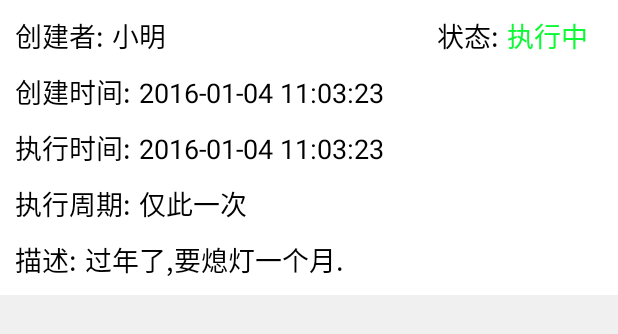
After one commit to jniming/smarthome, an Android app: the layout time_task_list_item.xml on its own in the app's theme, with its tools: preview values and no code run, on a phone screen of 412 x 824 dp. The commit adds this screen. Shown: the top 334 px of the screen. Run offline under Robolectric (Android 15) with nearby library versions, the phone set to English and light mode, and no system bars.

Commit message:
201601041742

```diff
--- a/app/src/main/AndroidManifest.xml
+++ b/app/src/main/AndroidManifest.xml
@@ -369,6 +369,11 @@
             android:label="@string/app_name"
             android:screenOrientation="portrait" >
         </activity>
+        <activity
+            android:name="com.kqt.smarthome.activity.TimeTaskListActivity"
+            android:label="@string/app_name"
+            android:screenOrientation="portrait" >
+        </activity>
     </application>
 
 </manifest>
--- a/app/src/main/java/com/kqt/smarthome/adpter/BoxSettingAdpter.java
+++ b/app/src/main/java/com/kqt/smarthome/adpter/BoxSettingAdpter.java
@@ -14,7 +14,7 @@ import com.kqt.smarthome.R;
 import com.kqt.smarthome.activity.BoxPowerValueActivity;
 import com.kqt.smarthome.activity.SettingBoxNameActivity;
 import com.kqt.smarthome.activity.SettingBoxShareActivity;
-import com.kqt.smarthome.activity.TimeTaskDeviceActivity;
+import com.kqt.smarthome.activity.TimeTaskListActivity;
 import com.kqt.smarthome.entity.Device;
 
 import java.util.HashMap;
@@ -89,7 +89,7 @@ public class BoxSettingAdpter extends BaseAdapter {
 
 					break;
 				case 2: // 定时任务
-					intent = new Intent(context, TimeTaskDeviceActivity.class);
+					intent = new Intent(context, TimeTaskListActivity.class);
 					context.startActivity(intent);
 					break;
 				case 3: // 报警管理
--- a/app/src/main/java/com/kqt/smarthome/fragment/DeviceLayerFragment.java
+++ b/app/src/main/java/com/kqt/smarthome/fragment/DeviceLayerFragment.java
@@ -176,6 +176,8 @@ public class DeviceLayerFragment extends LazyFragment implements
 		boolean flg = false;
 
 		if (device.getdType() == Config.BOX_TYPE) {
+
+
 			AC.bindMgr().unbindGateway(Config.SUBDOMAIN, device.getDeviceid(),
 					new VoidCallback() {
 
--- /dev/null
+++ b/app/src/main/res/layout/time_task_list_item.xml
@@ -0,0 +1,164 @@
+<?xml version="1.0" encoding="utf-8"?>
+<LinearLayout xmlns:android="http://schemas.android.com/apk/res/android"
+              android:layout_width="match_parent"
+              android:layout_height="match_parent"
+              android:background="@color/gray"
+
+              android:orientation="vertical">
+
+    <LinearLayout
+        android:layout_width="match_parent"
+        android:layout_height="wrap_content"
+        android:background="@color/white"
+        android:orientation="vertical"
+        android:padding="10dp">
+
+        <FrameLayout
+            android:layout_width="match_parent"
+            android:layout_height="wrap_content"
+            android:orientation="horizontal">
+
+            <LinearLayout
+                android:layout_width="wrap_content"
+                android:layout_height="wrap_content"
+                android:orientation="horizontal">
+
+                <TextView
+                    android:layout_width="wrap_content"
+                    android:layout_height="wrap_content"
+                    android:text="创建者:"
+                    android:textColor="@color/back"
+                    android:textSize="18sp"/>
+
+                <TextView
+                    android:id="@+id/time_task_adminname"
+                    android:layout_width="wrap_content"
+                    android:layout_height="wrap_content"
+                    android:layout_marginLeft="5dp"
+                    android:text="小明"
+                    android:textColor="@color/back"
+                    android:textSize="18sp"/>
+            </LinearLayout>
+
+            <LinearLayout
+                android:layout_width="wrap_content"
+                android:layout_height="wrap_content"
+                android:layout_gravity="right"
+                android:layout_marginRight="10dp"
+                android:orientation="horizontal">
+
+                <TextView
+                    android:layout_width="wrap_content"
+                    android:layout_height="wrap_content"
+                    android:text="状态:"
+                    android:textColor="@color/back"
+                    android:textSize="18sp"/>
+
+                <TextView
+                    android:id="@+id/time_task_do"
+                    android:layout_width="wrap_content"
+                    android:layout_height="wrap_content"
+                    android:layout_gravity="right"
+                    android:layout_marginLeft="5dp"
+                    android:text="执行中"
+                    android:textColor="@color/gree"
+                    android:textSize="18sp"/>
+            </LinearLayout>
+        </FrameLayout>
+
+        <LinearLayout
+            android:layout_width="match_parent"
+            android:layout_height="wrap_content"
+            android:layout_marginTop="10dp"
+            android:orientation="horizontal">
+
+            <TextView
+                android:layout_width="wrap_content"
+                android:layout_height="wrap_content"
+                android:text="创建时间:"
+                android:textColor="@color/back"
+                android:textSize="18sp"/>
+
+            <TextView
+                android:id="@+id/time_task_mode_time"
+                android:layout_width="wrap_content"
+                android:layout_height="wrap_content"
+                android:layout_marginLeft="5dp"
+                android:text="2016-01-04 11:03:23"
+                android:textColor="@color/back"
+                android:textSize="18sp"/>
+        </LinearLayout>
+
+        <LinearLayout
+            android:layout_width="match_parent"
+            android:layout_height="wrap_content"
+            android:layout_marginTop="10dp"
+            android:orientation="horizontal">
+
+            <TextView
+                android:layout_width="wrap_content"
+                android:layout_height="wrap_content"
+                android:text="执行时间:"
+                android:textColor="@color/back"
+                android:textSize="18sp"/>
+
+            <TextView
+                android:id="@+id/time_task_dotime"
+                android:layout_width="wrap_content"
+                android:layout_height="wrap_content"
+                android:layout_marginLeft="5dp"
+                android:text="2016-01-04 11:03:23"
+                android:textColor="@color/back"
+                android:textSize="18sp"/>
+        </LinearLayout>
+
+        <LinearLayout
+            android:layout_width="match_parent"
+            android:layout_height="wrap_content"
+            android:layout_marginTop="10dp"
+            android:orientation="horizontal">
+
+            <TextView
+                android:layout_width="wrap_content"
+                android:layout_height="wrap_content"
+                android:text="执行周期:"
+                android:textColor="@color/back"
+                android:textSize="18sp"/>
+
+            <TextView
+                android:id="@+id/time_task_period"
+                android:layout_width="wrap_content"
+                android:layout_height="wrap_content"
+                android:layout_marginLeft="5dp"
+                android:text="仅此一次"
+                android:textColor="@color/back"
+                android:textSize="18sp"/>
+        </LinearLayout>
+
+        <LinearLayout
+            android:layout_width="match_parent"
+            android:layout_height="wrap_content"
+            android:layout_marginTop="10dp"
+            android:orientation="horizontal">
+
+            <TextView
+                android:layout_width="wrap_content"
+                android:layout_height="wrap_content"
+                android:text="描述:"
+                android:textColor="@color/back"
+                android:textSize="18sp"/>
+
+            <TextView
+                android:id="@+id/time_task_content"
+                android:layout_width="wrap_content"
+                android:layout_height="wrap_content"
+                android:layout_marginLeft="5dp"
+                android:text="过年了,要熄灯一个月."
+                android:textColor="@color/back"
+                android:textSize="18sp"/>
+        </LinearLayout>
+
+    </LinearLayout>
+
+
+</LinearLayout>
--- a/app/src/main/res/values/strings.xml
+++ b/app/src/main/res/values/strings.xml
@@ -60,6 +60,7 @@
     <string name="alarmPushFlag">报警事件是否推送</string>
     <string name="operationPushFlag">操作事件是否推送</string>
     <string name="operationLock">控制锁</string>
+    <string name="time_task_list_title">任务列表</string>
 
 
 </resources>
```
Also changed, not shown: app/src/main/java/com/kqt/smarthome/activity/TimeTaskDeviceActivity.java (+61 -3 lines), app/src/main/java/com/kqt/smarthome/adpter/TimeTaskListAdpter.java (added, +89 -0 lines), app/src/main/res/layout/timetask_list.xml (added, +20 -0 lines).
